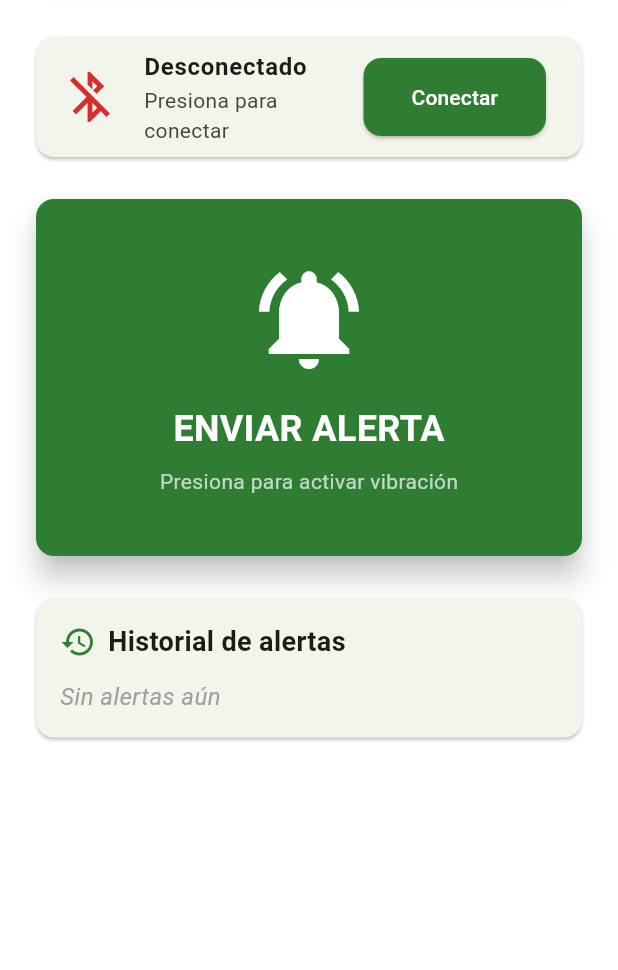
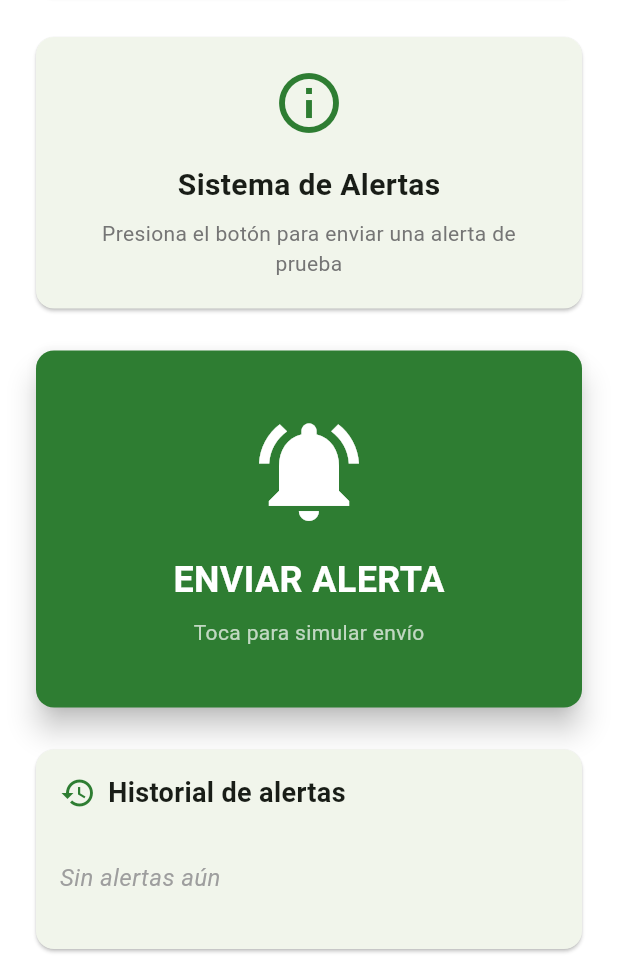
Before and after one commit to Mixuell/smartpulse-app, a Flutter app: the MainScreen screen opened directly with empty values, on a phone screen of 412 x 824 dp, the part 266-1236 px from its top. Run offline on Flutter 3.47's test engine with Material 3 defaults, Android fonts, the light colour scheme and no system bars; our stand-ins replace shared_preferences; accounts and stored records are empty.

Commit message:
Refactor to remove Bluetooth dependencies
Removed Bluetooth functionality and related code.

```diff
--- a/lib/main.dart
+++ b/lib/main.dart
@@ -1,7 +1,5 @@
 import 'package:flutter/material.dart';
 import 'package:shared_preferences/shared_preferences.dart';
-import 'package:flutter_blue_plus/flutter_blue_plus.dart';
-import 'package:permission_handler/permission_handler.dart';
 
 void main() {
   runApp(SmartPulseApp());
@@ -41,10 +39,6 @@ class SmartPulseApp extends StatelessWidget {
     );
   }
 }
-
-// ============================================
-// PANTALLA 1: LOGIN
-// ============================================
 
 class LoginScreen extends StatefulWidget {
   @override
@@ -253,10 +247,6 @@ class _LoginScreenState extends State<LoginScreen> {
   }
 }
 
-// ============================================
-// PANTALLA 2: PRINCIPAL
-// ============================================
-
 class MainScreen extends StatefulWidget {
   final String userName;
 
@@ -267,93 +257,19 @@ class MainScreen extends StatefulWidget {
 }
 
 class _MainScreenState extends State<MainScreen> {
-  bool isConnected = false;
   List<String> alertHistory = [];
-  BluetoothDevice? smartPulseDevice;
-  BluetoothCharacteristic? commandChar;
+  int alertCount = 0;
 
-  @override
-  void initState() {
-    super.initState();
-    _requestPermissions();
-  }
-
-  Future<void> _requestPermissions() async {
-    await Permission.bluetoothScan.request();
-    await Permission.bluetoothConnect.request();
-    await Permission.location.request();
-  }
-
-  Future<void> _connectBluetooth() async {
-    try {
-      FlutterBluePlus.startScan(timeout: Duration(seconds: 5));
-
-      FlutterBluePlus.scanResults.listen((results) async {
-        for (ScanResult r in results) {
-          if (r.device.platformName.contains("SmartPulse") ||
-              r.device.platformName.contains("ESP32")) {
-            smartPulseDevice = r.device;
-            FlutterBluePlus.stopScan();
-            await _connectToDevice();
-            break;
-          }
-        }
-      });
-    } catch (e) {
-      _showMessage("Error al buscar dispositivos: $e");
-    }
-  }
-
-  Future<void> _connectToDevice() async {
-    if (smartPulseDevice == null) return;
-
-    try {
-      await smartPulseDevice!.connect();
-      List<BluetoothService> services =
-          await smartPulseDevice!.discoverServices();
-
-      for (BluetoothService service in services) {
-        for (BluetoothCharacteristic c in service.characteristics) {
-          if (c.properties.write) {
-            commandChar = c;
+  void _sendAlert() {
     setState(() {
-              isConnected = true;
-            });
-            _showMessage("Conectado a SmartPulse");
-            return;
-          }
-        }
-      }
-    } catch (e) {
-      _showMessage("Error al conectar: $e");
-    }
-  }
-
-  Future<void> _sendAlert() async {
-    if (!isConnected || commandChar == null) {
-      _showMessage("Por favor conecta el dispositivo primero");
-      return;
-    }
-
-    try {
-      await commandChar!.write("VIBRAR".codeUnits);
-
-      String time =
-          "${DateTime.now().hour}:${DateTime.now().minute.toString().padLeft(2, '0')}";
-      setState(() {
-        alertHistory.insert(0, "$time - Alerta enviada");
+      alertCount++;
+      String time = "${DateTime.now().hour}:${DateTime.now().minute.toString().padLeft(2, '0')}";
+      alertHistory.insert(0, "$time - Alerta #$alertCount enviada");
     });
 
-      _showMessage("¡Alerta enviada al ESP32!");
-    } catch (e) {
-      _showMessage("Error al enviar alerta: $e");
-    }
-  }
-
-  void _showMessage(String message) {
     ScaffoldMessenger.of(context).showSnackBar(
       SnackBar(
-        content: Text(message),
+        content: Text('¡Alerta enviada correctamente!'),
         backgroundColor: Color(0xFF2E7D32),
         duration: Duration(seconds: 2),
       ),
@@ -361,7 +277,6 @@ class _MainScreenState extends State<MainScreen> {
   }
 
   void _logout() {
-    smartPulseDevice?.disconnect();
     Navigator.pushReplacement(
       context,
       MaterialPageRoute(builder: (context) => LoginScreen()),
@@ -418,26 +333,30 @@ class _MainScreenState extends State<MainScreen> {
             ),
             SizedBox(height: 20),
             Card(
-              child: ListTile(
-                leading: Icon(
-                  isConnected
-                      ? Icons.bluetooth_connected
-                      : Icons.bluetooth_disabled,
-                  color: isConnected ? Color(0xFF2E7D32) : Color(0xFFD32F2F),
-                  size: 40,
+              child: Padding(
+                padding: EdgeInsets.all(20),
+                child: Column(
+                  children: [
+                    Icon(
+                      Icons.info_outline,
+                      size: 48,
+                      color: Color(0xFF2E7D32),
                     ),
-                title: Text(
-                  isConnected ? 'Conectado a SmartPulse' : 'Desconectado',
-                  style: TextStyle(fontWeight: FontWeight.bold),
+                    SizedBox(height: 16),
+                    Text(
+                      'Sistema de Alertas',
+                      style: TextStyle(
+                        fontSize: 20,
+                        fontWeight: FontWeight.bold,
                       ),
-                subtitle: Text(
-                  isConnected ? 'Listo para alertas' : 'Presiona para conectar',
                     ),
-                trailing: isConnected
-                    ? Icon(Icons.check_circle, color: Color(0xFF2E7D32))
-                    : ElevatedButton(
-                        onPressed: _connectBluetooth,
-                        child: Text('Conectar'),
+                    SizedBox(height: 8),
+                    Text(
+                      'Presiona el botón para enviar una alerta de prueba',
+                      textAlign: TextAlign.center,
+                      style: TextStyle(color: Colors.grey[600]),
+                    ),
+                  ],
                 ),
               ),
             ),
@@ -467,7 +386,7 @@ class _MainScreenState extends State<MainScreen> {
                       ),
                       SizedBox(height: 8),
                       Text(
-                        'Presiona para activar vibración',
+                        'Toca para simular envío',
                         style: TextStyle(
                           color: Colors.white70,
                           fontSize: 14,
@@ -500,26 +419,61 @@ class _MainScreenState extends State<MainScreen> {
                     ),
                     SizedBox(height: 12),
                     if (alertHistory.isEmpty)
-                      Text(
+                      Padding(
+                        padding: EdgeInsets.symmetric(vertical: 20),
+                        child: Text(
                           'Sin alertas aún',
                           style: TextStyle(
                             fontSize: 16,
                             color: Colors.grey,
                             fontStyle: FontStyle.italic,
                           ),
+                          textAlign: TextAlign.center,
+                        ),
                       )
                     else
-                      ...alertHistory.take(5).map((alert) => Padding(
-                            padding: EdgeInsets.symmetric(vertical: 4),
+                      ...alertHistory.take(10).map((alert) => Padding(
+                            padding: EdgeInsets.symmetric(vertical: 8),
                             child: Row(
                               children: [
                                 Icon(Icons.check_circle,
-                                    color: Color(0xFF4CAF50), size: 16),
-                                SizedBox(width: 8),
-                                Text(alert, style: TextStyle(fontSize: 14)),
+                                    color: Color(0xFF4CAF50), size: 20),
+                                SizedBox(width: 12),
+                                Expanded(
+                                  child: Text(
+                                    alert,
+                                    style: TextStyle(fontSize: 14),
+                                  ),
+                                ),
                               ],
                             ),
                           )),
+                  ],
+                ),
+              ),
+            ),
+            SizedBox(height: 20),
+            Card(
+              color: Colors.blue[50],
+              child: Padding(
+                padding: EdgeInsets.all(16),
+                child: Column(
+                  children: [
+                    Icon(Icons.bluetooth_disabled, color: Colors.blue),
+                    SizedBox(height: 8),
+                    Text(
+                      'Versión sin Bluetooth',
+                      style: TextStyle(
+                        fontWeight: FontWeight.bold,
+                        color: Colors.blue[900],
+                      ),
+                    ),
+                    SizedBox(height: 4),
+                    Text(
+                      'Esta versión funciona sin conexión BLE',
+                      style: TextStyle(fontSize: 12, color: Colors.blue[700]),
+                      textAlign: TextAlign.center,
+                    ),
                   ],
                 ),
               ),
@@ -529,10 +483,4 @@ class _MainScreenState extends State<MainScreen> {
       ),
     );
   }
-
-  @override
-  void dispose() {
-    smartPulseDevice?.disconnect();
-    super.dispose();
 }
-}
```
Lines whose indentation alone changed are shown as unchanged.
